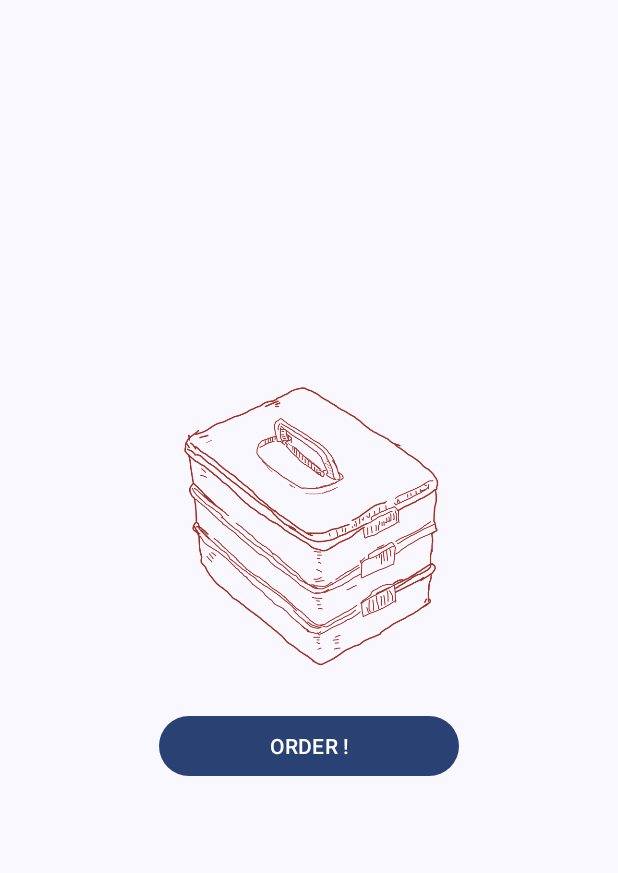
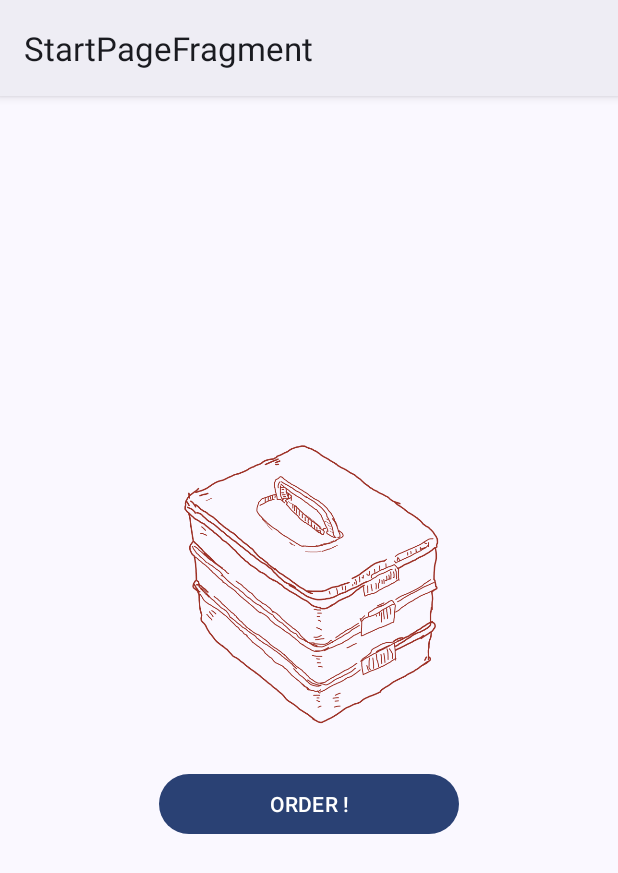
Before and after one commit to nijuyonkadesu/smol_Lunch_Tray, an Android app: the screen it shows after launch (MainActivity), on a phone screen of 412 x 824 dp. Shown: the top 873 px of the screen. Run offline under Robolectric (Android 15) with nearby library versions, the phone set to English and light mode, and no system bars; our stand-ins replace navigation-ui.

Commit message:
fragment with navgraph + unneeded edits in gradle build coz broke code suggestion smhw

```diff
--- a/app/src/main/AndroidManifest.xml
+++ b/app/src/main/AndroidManifest.xml
@@ -1,7 +1,6 @@
 <?xml version="1.0" encoding="utf-8"?>
 <manifest xmlns:android="http://schemas.android.com/apk/res/android"
-    xmlns:tools="http://schemas.android.com/tools"
-    package="com.njk.smollunchtray">
+    xmlns:tools="http://schemas.android.com/tools">
     <application
         android:name=".SmolLunchTray"
         android:allowBackup="true"
--- a/app/src/main/java/com/njk/smollunchtray/MainActivity.kt
+++ b/app/src/main/java/com/njk/smollunchtray/MainActivity.kt
@@ -1,11 +1,23 @@
 package com.njk.smollunchtray
 
+import android.os.Bundle
 import androidx.appcompat.app.AppCompatActivity
-import android.os.Bundle
+import androidx.navigation.NavController
+import androidx.navigation.fragment.NavHostFragment
+import androidx.navigation.ui.setupActionBarWithNavController
+import com.njk.smollunchtray.databinding.ActivityMainBinding
 
 class MainActivity : AppCompatActivity() {
+    private lateinit var navController: NavController // set in onCreate
     override fun onCreate(savedInstanceState: Bundle?) {
         super.onCreate(savedInstanceState)
-        setContentView(R.layout.activity_main)
+
+        val binding = ActivityMainBinding.inflate(layoutInflater)
+        setContentView(binding.root)
+
+        val navHostFragment = supportFragmentManager.findFragmentById(R.id.nav_host_fragment) as NavHostFragment
+        navController = navHostFragment.navController
+
+        setupActionBarWithNavController(navController)
     }
 }
--- /dev/null
+++ b/app/src/main/java/com/njk/smollunchtray/StartPageFragment.kt
@@ -0,0 +1,27 @@
+package com.njk.smollunchtray
+
+import android.os.Bundle
+import android.view.LayoutInflater
+import android.view.View
+import android.view.ViewGroup
+import androidx.fragment.app.Fragment
+import com.njk.smollunchtray.databinding.FragmentStartPageBinding
+
+class StartPageFragment: Fragment() {
+    var binding: FragmentStartPageBinding? = null
+
+    override fun onCreateView(
+        inflater: LayoutInflater,
+        container: ViewGroup?,
+        savedInstanceState: Bundle?
+    ): View {
+        val startPageFragment = FragmentStartPageBinding.inflate(layoutInflater)
+        binding = startPageFragment
+        return binding!!.root
+    }
+
+    override fun onDestroyView() {
+        super.onDestroyView()
+        binding = null
+    }
+}
--- a/app/src/main/res/layout/activity_main.xml
+++ b/app/src/main/res/layout/activity_main.xml
@@ -1,30 +1,16 @@
 <?xml version="1.0" encoding="utf-8"?>
-<androidx.constraintlayout.widget.ConstraintLayout xmlns:android="http://schemas.android.com/apk/res/android"
+<FrameLayout xmlns:android="http://schemas.android.com/apk/res/android"
+    xmlns:tools="http://schemas.android.com/tools"
     xmlns:app="http://schemas.android.com/apk/res-auto"
-    xmlns:tools="http://schemas.android.com/tools"
     android:layout_width="match_parent"
     android:layout_height="match_parent"
     tools:context=".MainActivity">
 
-    <ImageView
-        android:layout_width="200dp"
-        android:layout_height="200dp"
-        android:id="@+id/lunch_box"
-        app:layout_constraintBottom_toBottomOf="parent"
-        app:layout_constraintEnd_toEndOf="parent"
-        app:layout_constraintStart_toStartOf="parent"
-        app:layout_constraintTop_toTopOf="parent"
-        android:src="@drawable/box_lunch"
-        app:layout_constraintVertical_bias="0.40"/>
-
-    <Button
-        android:id="@+id/start_button"
-        android:layout_width="200dp"
-        android:layout_height="0dp"
-        app:layout_constraintEnd_toEndOf="@+id/lunch_box"
-        android:layout_marginTop="24dp"
-        android:text="@string/start_btn"
-        app:layout_constraintStart_toStartOf="@+id/lunch_box"
-        app:layout_constraintTop_toBottomOf="@+id/lunch_box" />
-
-</androidx.constraintlayout.widget.ConstraintLayout>
+   <androidx.fragment.app.FragmentContainerView
+       app:defaultNavHost="true"
+       app:navGraph="@navigation/nav_graph"
+       android:name="androidx.navigation.fragment.NavHostFragment"
+       android:id="@+id/nav_host_fragment"
+       android:layout_width="match_parent"
+       android:layout_height="match_parent"/>
+</FrameLayout>
--- /dev/null
+++ b/app/src/main/res/layout/fragment_start_page.xml
@@ -0,0 +1,29 @@
+<?xml version="1.0" encoding="utf-8"?>
+<androidx.constraintlayout.widget.ConstraintLayout xmlns:android="http://schemas.android.com/apk/res/android"
+    xmlns:app="http://schemas.android.com/apk/res-auto"
+    xmlns:tools="http://schemas.android.com/tools"
+    android:layout_width="match_parent"
+    android:layout_height="match_parent"
+    tools:context=".StartPageFragment">
+    <ImageView
+        android:layout_width="200dp"
+        android:layout_height="200dp"
+        android:id="@+id/lunch_box"
+        app:layout_constraintBottom_toBottomOf="parent"
+        app:layout_constraintEnd_toEndOf="parent"
+        app:layout_constraintStart_toStartOf="parent"
+        app:layout_constraintTop_toTopOf="parent"
+        android:src="@drawable/box_lunch"
+        app:layout_constraintVertical_bias="0.40"/>
+
+    <Button
+        android:id="@+id/start_button"
+        android:layout_width="200dp"
+        android:layout_height="0dp"
+        app:layout_constraintEnd_toEndOf="@+id/lunch_box"
+        android:layout_marginTop="24dp"
+        android:text="@string/start_btn"
+        app:layout_constraintStart_toStartOf="@+id/lunch_box"
+        app:layout_constraintTop_toBottomOf="@+id/lunch_box" />
+
+</androidx.constraintlayout.widget.ConstraintLayout>
--- /dev/null
+++ b/app/src/main/res/navigation/nav_graph.xml
@@ -0,0 +1,10 @@
+<?xml version="1.0" encoding="utf-8"?>
+<navigation xmlns:android="http://schemas.android.com/apk/res/android"
+    xmlns:app="http://schemas.android.com/apk/res-auto"
+    android:id="@+id/nav_graph"
+    app:startDestination="@id/startPageFragment">
+    <fragment
+        android:id="@+id/startPageFragment"
+        android:name="com.njk.smollunchtray.StartPageFragment"
+        android:label="StartPageFragment" />
+</navigation>
--- a/app/src/main/res/values-night/themes.xml
+++ b/app/src/main/res/values-night/themes.xml
@@ -1,6 +1,6 @@
 
 <resources>
-    <style name="Theme.SmolLunchTray" parent="Theme.Material3.Dark.NoActionBar">
+    <style name="Theme.SmolLunchTray" parent="Theme.Material3.Dark">
         <item name="colorOnErrorContainer">@color/md_theme_dark_onErrorContainer</item>
         <item name="colorOnError">@color/md_theme_dark_onError</item>
         <item name="colorErrorContainer">@color/md_theme_dark_errorContainer</item>
--- a/app/src/main/res/values/strings.xml
+++ b/app/src/main/res/values/strings.xml
@@ -1,4 +1,10 @@
 <resources>
     <string name="app_name">smol Lunch Tray</string>
     <string name="start_btn">ORDER !</string>
+    <string name="cauliflower">Cauliflower</string>
+    <string name="bean">Three Bean Chilli</string>
+    <string name="pasta">Mushroom Pasta</string>
+    <string name="skillet">Spicy Black Bean Skillet</string>
+
+    <string name="hello_blank_fragment">Hello blank fragment</string>
 </resources>
--- a/app/src/main/res/values/themes.xml
+++ b/app/src/main/res/values/themes.xml
@@ -1,6 +1,6 @@
 
 <resources>
-    <style name="Theme.SmolLunchTray" parent="Theme.Material3.Light.NoActionBar">
+    <style name="Theme.SmolLunchTray" parent="Theme.Material3.Light">
         <item name="colorOnErrorContainer">@color/md_theme_light_onErrorContainer</item>
         <item name="colorOnError">@color/md_theme_light_onError</item>
         <item name="colorErrorContainer">@color/md_theme_light_errorContainer</item>
```
Also changed, not shown: app/build.gradle (+22 -1 lines), build.gradle (+20 -4 lines), settings.gradle (+0 -14 lines), gradle/wrapper/gradle-wrapper.properties.
